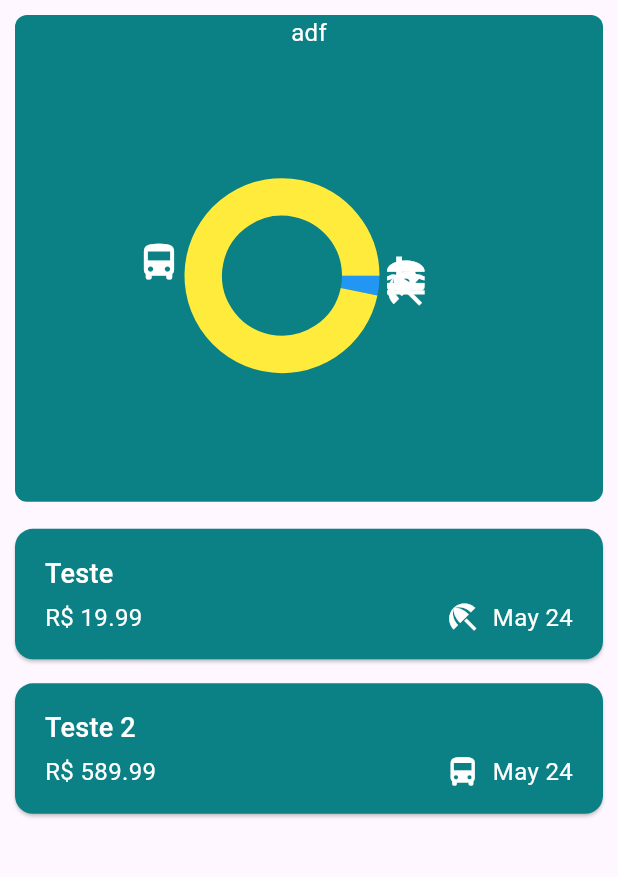
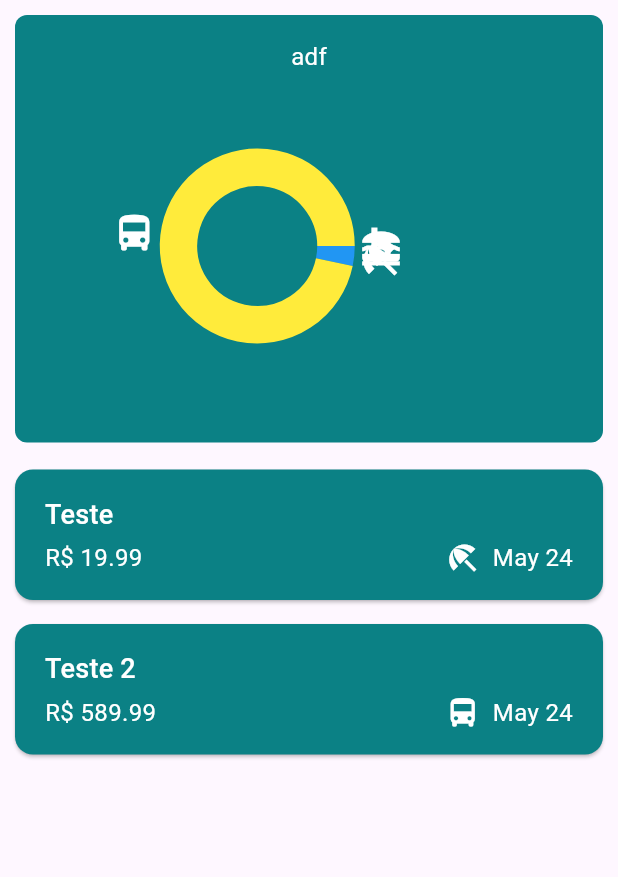
Before and after one commit to MSaJS/shadow_finces, a Flutter app: the screen it shows after launch, on a phone screen of 412 x 824 dp, the part 84-961 px from its top. Run offline on Flutter 3.47's test engine with Material 3 defaults, Android fonts, the phone set to English and light mode, and no system bars; drawn by our look-alikes of fl_chart.

Commit message:
Tentando ajustar o layout
algumas vitórias no bug de tamanho buildado e comecei tambem a implementar a responsividade, parei na aula 138

```diff
--- a/lib/widgets/chart/pie_chart.dart
+++ b/lib/widgets/chart/pie_chart.dart
@@ -34,11 +34,15 @@ class PieChartCategory extends StatelessWidget {
     final isDarkMode =
         MediaQuery.of(context).platformBrightness == Brightness.dark;
     return Container(
+      width: double.infinity,
+      padding: const EdgeInsets.symmetric(
+        horizontal: 20,
+        vertical: 16,
+      ),
       margin: const EdgeInsets.symmetric(
         horizontal: 10,
         vertical: 10,
       ),
-
       decoration: BoxDecoration(
         borderRadius: BorderRadius.circular(8),
         color: Theme.of(context).colorScheme.primaryContainer,
@@ -46,12 +50,13 @@ class PieChartCategory extends StatelessWidget {
       child: Column(
         children: [
           Text('adf'),
-          AspectRatio(
+          SizedBox(
+            height: 230,
+            child: AspectRatio(
               aspectRatio: 1.3,
               child: Row(
                 children: <Widget>[
-                Expanded(
-                  child: AspectRatio(
+                  AspectRatio(
                     aspectRatio: 1,
                     child: PieChart(
                       PieChartData(
@@ -64,7 +69,9 @@ class PieChartCategory extends StatelessWidget {
                                   : bucket.totalExpenses / maxTotalExpense,
                               badgeWidget: Icon(
                                 categoryIcons[bucket.category],
-                                color: Theme.of(context).colorScheme.onPrimaryContainer,
+                                color: Theme.of(context)
+                                    .colorScheme
+                                    .onPrimaryContainer,
                                 size: 30,
                               ),
                               badgePositionPercentageOffset: 1.7,
@@ -88,7 +95,6 @@ class PieChartCategory extends StatelessWidget {
                       ),
                     ),
                   ),
-                ),
                   Column(
                     mainAxisAlignment: MainAxisAlignment.end,
                     crossAxisAlignment: CrossAxisAlignment.start,
@@ -107,6 +113,7 @@ class PieChartCategory extends StatelessWidget {
                 ],
               ),
             ),
+          ),
         ],
       ),
     );
--- a/lib/widgets/my_expenses.dart
+++ b/lib/widgets/my_expenses.dart
@@ -1,4 +1,5 @@
 import 'package:flutter/material.dart';
+import 'package:flutter/widgets.dart';
 // import 'package:shadow_finces/main.dart';
 import 'package:shadow_finces/models/expense.dart';
 import 'package:shadow_finces/widgets/chart/chart.dart';
@@ -67,6 +68,8 @@ class _MyExpensesState extends State<MyExpenses> {
 
   @override
   Widget build(BuildContext context) {
+    final width = MediaQuery.of(context).size.width;
+
     Widget mainContent = const Center(
       child: Text('Nenhuma despesa encontrada. Tente adicionar uma nova!'),
     );
@@ -112,9 +115,19 @@ class _MyExpensesState extends State<MyExpenses> {
       // ),
       // floatingActionButtonLocation: FloatingActionButtonLocation.centerDocked,
       // bottomNavigationBar: MyNavBar(),
-      body: Column(
+      body: width < 600
+          ? Column(
               children: [
                 PieChartCategory(expenses: _registeredExpenses),
+                Expanded(
+                  child: mainContent,
+                ),
+              ],
+            )
+          : Row(
+              children: [
+                Expanded(
+                    child: PieChartCategory(expenses: _registeredExpenses)),
                 Expanded(
                   child: mainContent,
                 ),
--- a/pubspec.yaml
+++ b/pubspec.yaml
@@ -7,6 +7,7 @@ environment:
   sdk: '>=3.2.1 <4.0.0'
 
 dependencies:
+  fl_chart: ^0.67.0
   flutter:
     sdk: flutter
   flutter_svg: ^2.0.10+1
```
Also changed, not shown: pubspec.lock. Lines whose indentation alone changed are shown as unchanged.
